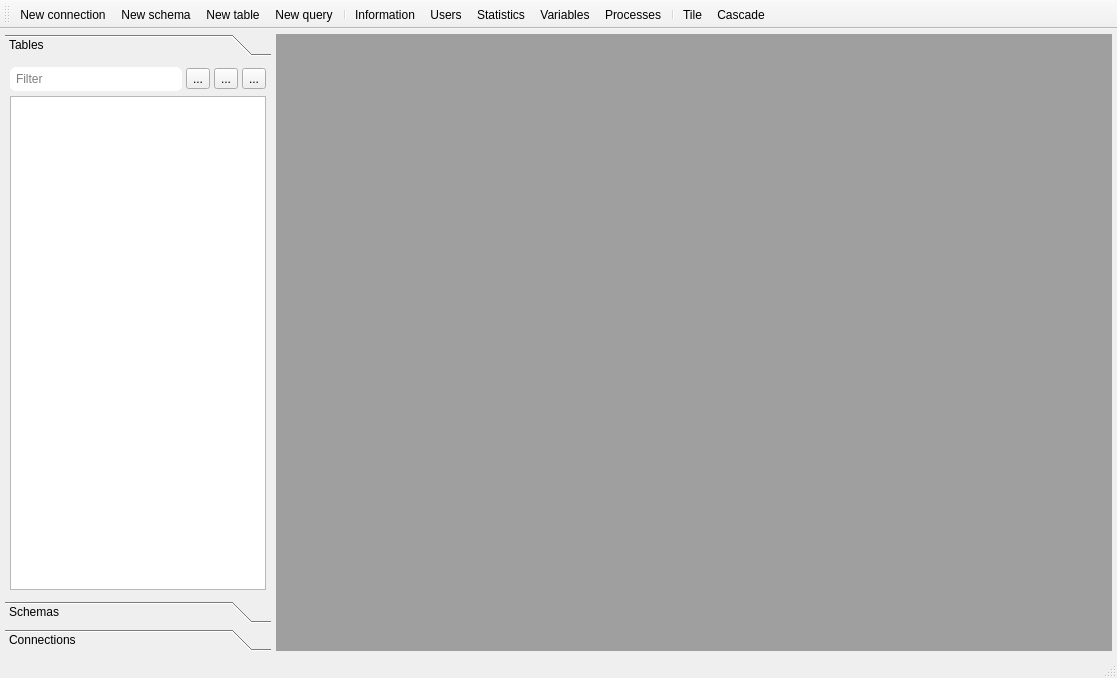
Before: the Qt Designer form mainwindow.ui in GS-Giuliano/SequelFast, drawn with Qt 5.
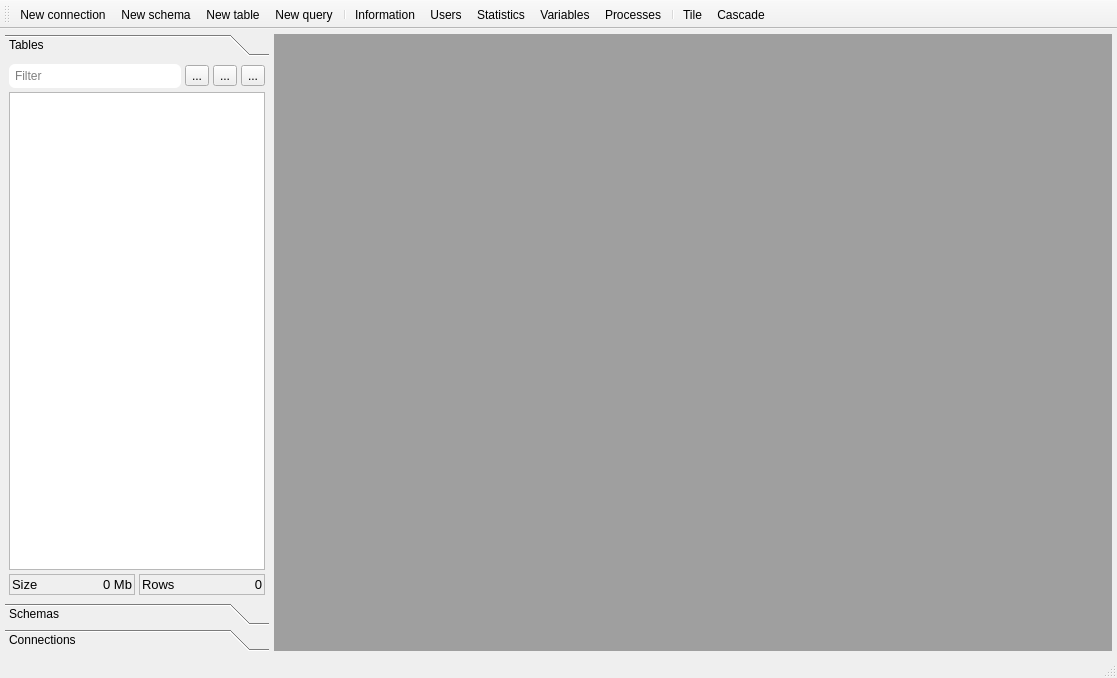
After: the same form once the commit is applied. The open tabs and pages were chosen to show the change. Icons and pictures are not drawn.

```diff
--- a/mainwindow.ui
+++ b/mainwindow.ui
@@ -51,7 +51,10 @@
        <enum>QFrame::Shadow::Plain</enum>
       </property>
       <property name="currentIndex">
-       <number>2</number>
+       <number>1</number>
+      </property>
+      <property name="tabSpacing">
+       <number>4</number>
       </property>
       <widget class="QWidget" name="pageTables_3">
        <property name="geometry">
@@ -59,7 +62,7 @@
          <x>0</x>
          <y>0</y>
          <width>266</width>
-         <height>468</height>
+         <height>473</height>
         </rect>
        </property>
        <attribute name="icon">
@@ -72,19 +75,19 @@
        </attribute>
        <layout class="QVBoxLayout" name="verticalLayout">
         <property name="spacing">
-         <number>5</number>
+         <number>4</number>
         </property>
         <property name="leftMargin">
-         <number>5</number>
+         <number>4</number>
         </property>
         <property name="topMargin">
-         <number>5</number>
+         <number>4</number>
         </property>
         <property name="rightMargin">
-         <number>5</number>
+         <number>4</number>
         </property>
         <property name="bottomMargin">
-         <number>5</number>
+         <number>4</number>
         </property>
         <item>
          <layout class="QHBoxLayout" name="horizontalLayout">
@@ -173,6 +176,130 @@
           </property>
          </widget>
         </item>
+        <item>
+         <layout class="QHBoxLayout" name="horizontalLayout_6">
+          <property name="spacing">
+           <number>4</number>
+          </property>
+          <item>
+           <widget class="QFrame" name="frame">
+            <property name="frameShape">
+             <enum>QFrame::Shape::StyledPanel</enum>
+            </property>
+            <property name="frameShadow">
+             <enum>QFrame::Shadow::Raised</enum>
+            </property>
+            <layout class="QHBoxLayout" name="horizontalLayout_4">
+             <property name="leftMargin">
+              <number>2</number>
+             </property>
+             <property name="topMargin">
+              <number>2</number>
+             </property>
+             <property name="rightMargin">
+              <number>2</number>
+             </property>
+             <property name="bottomMargin">
+              <number>2</number>
+             </property>
+             <item>
+              <widget class="QLabel" name="label">
+               <property name="font">
+                <font>
+                 <pointsize>10</pointsize>
+                </font>
+               </property>
+               <property name="text">
+                <string>Size</string>
+               </property>
+              </widget>
+             </item>
+             <item>
+              <widget class="QLabel" name="label_2">
+               <property name="font">
+                <font>
+                 <pointsize>10</pointsize>
+                </font>
+               </property>
+               <property name="frameShape">
+                <enum>QFrame::Shape::NoFrame</enum>
+               </property>
+               <property name="frameShadow">
+                <enum>QFrame::Shadow::Raised</enum>
+               </property>
+               <property name="text">
+                <string>0 Mb</string>
+               </property>
+               <property name="alignment">
+                <set>Qt::AlignmentFlag::AlignRight|Qt::AlignmentFlag::AlignTrailing|Qt::AlignmentFlag::AlignVCenter</set>
+               </property>
+              </widget>
+             </item>
+            </layout>
+           </widget>
+          </item>
+          <item>
+           <widget class="QFrame" name="frame_2">
+            <property name="frameShape">
+             <enum>QFrame::Shape::StyledPanel</enum>
+            </property>
+            <property name="frameShadow">
+             <enum>QFrame::Shadow::Raised</enum>
+            </property>
+            <layout class="QHBoxLayout" name="horizontalLayout_5">
+             <property name="leftMargin">
+              <number>2</number>
+             </property>
+             <property name="topMargin">
+              <number>2</number>
+             </property>
+             <property name="rightMargin">
+              <number>2</number>
+             </property>
+             <property name="bottomMargin">
+              <number>2</number>
+             </property>
+             <item>
+              <widget class="QLabel" name="label_3">
+               <property name="font">
+                <font>
+                 <pointsize>10</pointsize>
+                </font>
+               </property>
+               <property name="text">
+                <string>Rows</string>
+               </property>
+               <property name="alignment">
+                <set>Qt::AlignmentFlag::AlignLeading|Qt::AlignmentFlag::AlignLeft|Qt::AlignmentFlag::AlignVCenter</set>
+               </property>
+              </widget>
+             </item>
+             <item>
+              <widget class="QLabel" name="label_4">
+               <property name="font">
+                <font>
+                 <pointsize>10</pointsize>
+                </font>
+               </property>
+               <property name="frameShape">
+                <enum>QFrame::Shape::NoFrame</enum>
+               </property>
+               <property name="frameShadow">
+                <enum>QFrame::Shadow::Raised</enum>
+               </property>
+               <property name="text">
+                <string>0</string>
+               </property>
+               <property name="alignment">
+                <set>Qt::AlignmentFlag::AlignRight|Qt::AlignmentFlag::AlignTrailing|Qt::AlignmentFlag::AlignVCenter</set>
+               </property>
+              </widget>
+             </item>
+            </layout>
+           </widget>
+          </item>
+         </layout>
+        </item>
        </layout>
       </widget>
       <widget class="QWidget" name="pageSchemas_3">
```
Left out of the diff: 140 changed lines with no effect on the pictures.
